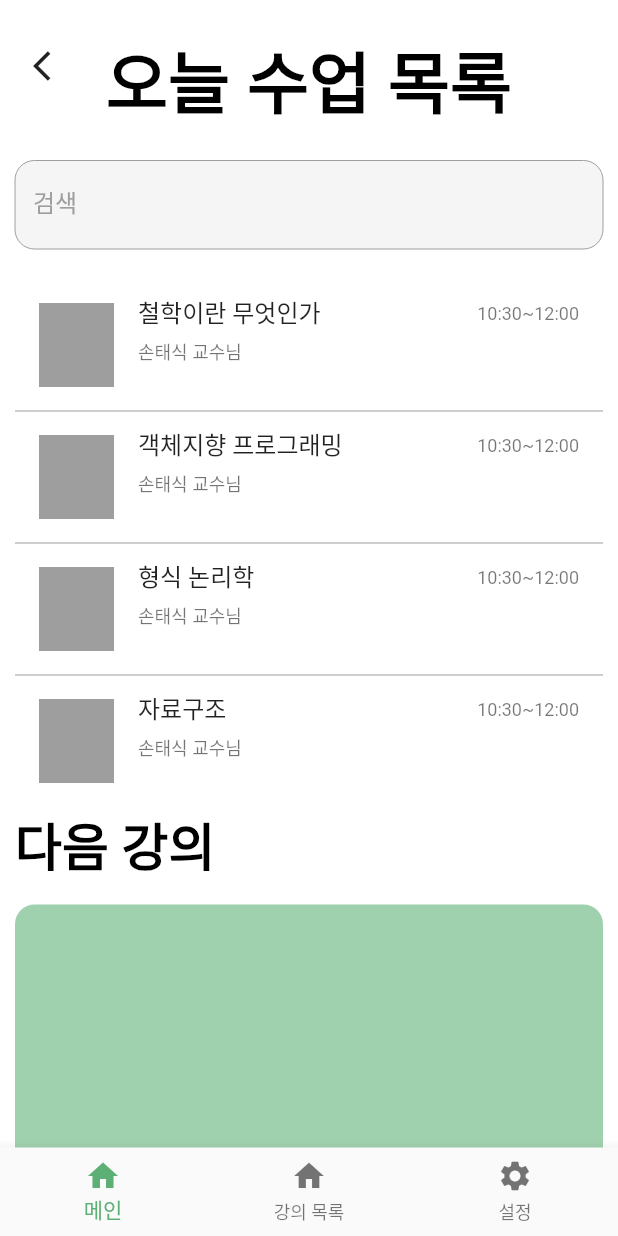
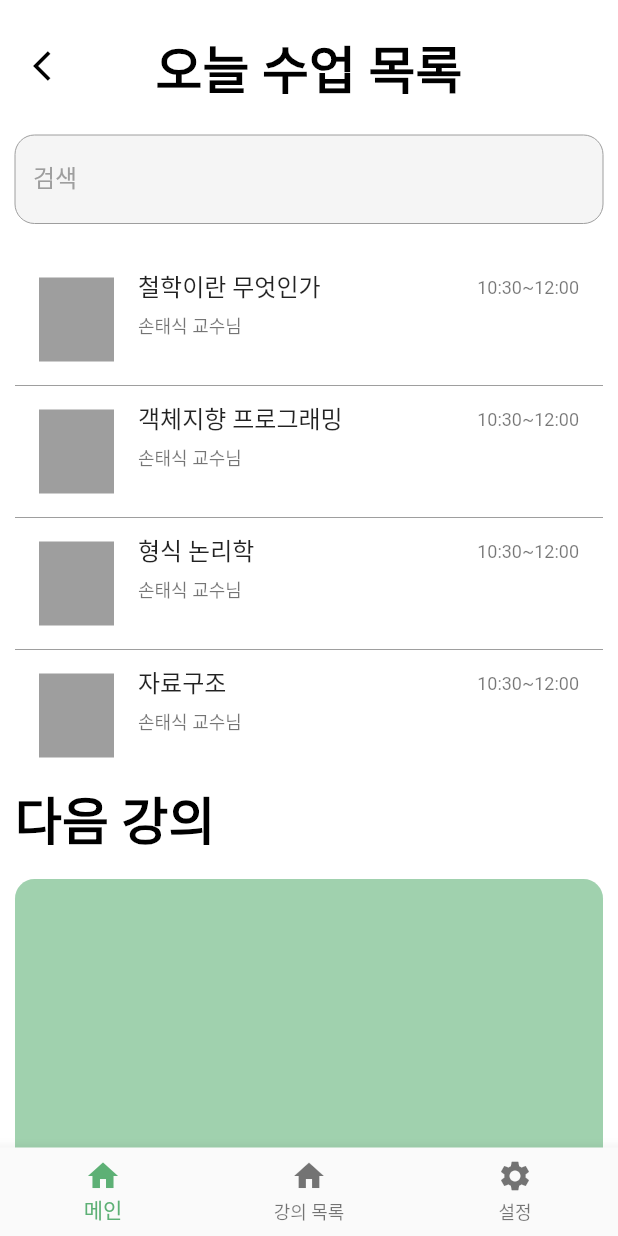
Before and after one commit to 2022-spring-AjouCSCapstone2/lupin_app, a Flutter app: the screen it shows after launch, after a tap on "로그인", on a phone screen of 412 x 824 dp. Run offline on Flutter 3.47's test engine with Material 2 defaults, Android fonts, the phone set to English and light mode, and no system bars; our stand-ins replace fluttertoast; network calls fail.

Commit message:
add main course page

```diff
--- a/lib/main.dart
+++ b/lib/main.dart
@@ -1,6 +1,7 @@
 import 'package:flutter/cupertino.dart';
 import 'package:flutter/material.dart';
 import 'package:flutter/services.dart';
+import 'package:lupin_app/src/provider/app_state_provider.dart';
 import 'package:lupin_app/src/provider/course_provider.dart';
 import 'package:lupin_app/src/ui/0/login.dart';
 import 'package:provider/provider.dart';
@@ -42,6 +43,9 @@ class MyApp extends StatelessWidget {
       providers: [
         ChangeNotifierProvider<CourseProvider>(
           create: (_) => CourseProvider(),
+        ),
+        ChangeNotifierProvider<AppState>(
+          create: (_) => AppState(),
         )
       ],
       child: MaterialApp(
@@ -129,6 +133,9 @@ class _AppState extends State<App> {
   @override
   void initState() {
     super.initState();
+    SystemChrome.setSystemUIOverlayStyle(const SystemUiOverlayStyle(
+      statusBarColor: Colors.black,
+    ));
   }
 
   @override
--- /dev/null
+++ b/lib/src/provider/app_state_provider.dart
@@ -0,0 +1,15 @@
+import 'package:flutter/cupertino.dart';
+
+class AppState extends ChangeNotifier {
+  static pushPage(
+    BuildContext context,
+    Widget page,
+  ) {
+    Navigator.push(
+      context,
+      CupertinoPageRoute(
+        builder: (context) => page,
+      ),
+    );
+  }
+}
--- a/lib/src/ui/1/after_login_page.dart
+++ b/lib/src/ui/1/after_login_page.dart
@@ -18,8 +18,12 @@ class AfterLogin extends StatefulWidget {
 class _AfterLoginState extends State<AfterLogin> {
   int _selectedIndex = 0;
 
-  final List<Widget> _pages = const [TodayCourseListPage(), AllCourseListPage(), ProfilePage()];
-  DateTime? currentBackPressTime = null;
+  final List<Widget> _pages = const [
+    TodayCourseListPage(),
+    AllCourseListPage(),
+    ProfilePage()
+  ];
+  DateTime? currentBackPressTime;
 
   void _onItemTapped(int index) {
     setState(() {
--- a/lib/src/ui/1/today_course_list_page.dart
+++ b/lib/src/ui/1/today_course_list_page.dart
@@ -1,6 +1,9 @@
 import 'package:flutter/cupertino.dart';
 import 'package:flutter/material.dart';
+import 'package:lupin_app/src/provider/app_state_provider.dart';
 import 'package:lupin_app/src/provider/course_provider.dart';
+import 'package:lupin_app/src/ui/2/course_main_page.dart';
+import 'package:lupin_app/src/uiutil/top_navigator.dart';
 import 'package:provider/provider.dart';
 
 class TodayCourseListPage extends StatefulWidget {
@@ -25,23 +28,10 @@ class _TodayCourseListPageState extends State<TodayCourseListPage> {
           padding: const EdgeInsets.symmetric(horizontal: 10.0),
           children: [
             const SizedBox(height: 20),
-            Stack(
-              children: [
-                Align(
-                  alignment: Alignment.topLeft,
-                  child: IconButton(
-                    onPressed: () {},
-                    icon: const Icon(Icons.arrow_back_ios),
-                  ),
-                ),
-                Align(
-                  alignment: Alignment.topCenter,
-                  child: Text(
-                    "오늘 수업 목록",
-                    style: Theme.of(context).textTheme.headline3,
-                  ),
-                )
-              ],
+            topNavigator(
+              context,
+              '오늘 수업 목록',
+              rightWidget: Container(),
             ),
             const SizedBox(height: 20),
             TextField(
@@ -78,6 +68,12 @@ class _TodayCourseListPageState extends State<TodayCourseListPage> {
         shrinkWrap: true,
         itemBuilder: (context, index) {
           return ListTile(
+            onTap: () {
+              AppState.pushPage(
+                context,
+                CourseMainPage(title: courses[index].name),
+              );
+            },
             leading: Container(width: 50, color: Colors.grey),
             title: Row(
               children: [
--- a/lib/src/uiutil/top_navigator.dart
+++ b/lib/src/uiutil/top_navigator.dart
@@ -1,8 +1,13 @@
 import 'package:flutter/cupertino.dart';
 import 'package:flutter/material.dart';
 
-Stack topNavigator(BuildContext context, title,
-    {Color themeColor = Colors.black, Widget? leftWidget,Widget? rightWidget}) {
+Stack topNavigator(
+  BuildContext context,
+  title, {
+  Color themeColor = Colors.black,
+  Widget? leftWidget,
+  Widget? rightWidget,
+}) {
   return Stack(
     children: [
       Align(
@@ -22,13 +27,14 @@ Stack topNavigator(BuildContext context, title,
           title,
           style: Theme.of(context)
               .textTheme
-              .headline3!
+              .headline4!
               .copyWith(color: themeColor),
         ),
       ),
       Align(
         alignment: Alignment.topRight,
-        child: rightWidget??IconButton(
+        child: rightWidget ??
+            IconButton(
               onPressed: () {},
               icon: Icon(
                 Icons.arrow_forward_ios,
```
Also changed, not shown: lib/src/ui/2/course_main_page.dart (added, +70 -0 lines). Lines whose indentation alone changed are shown as unchanged.
